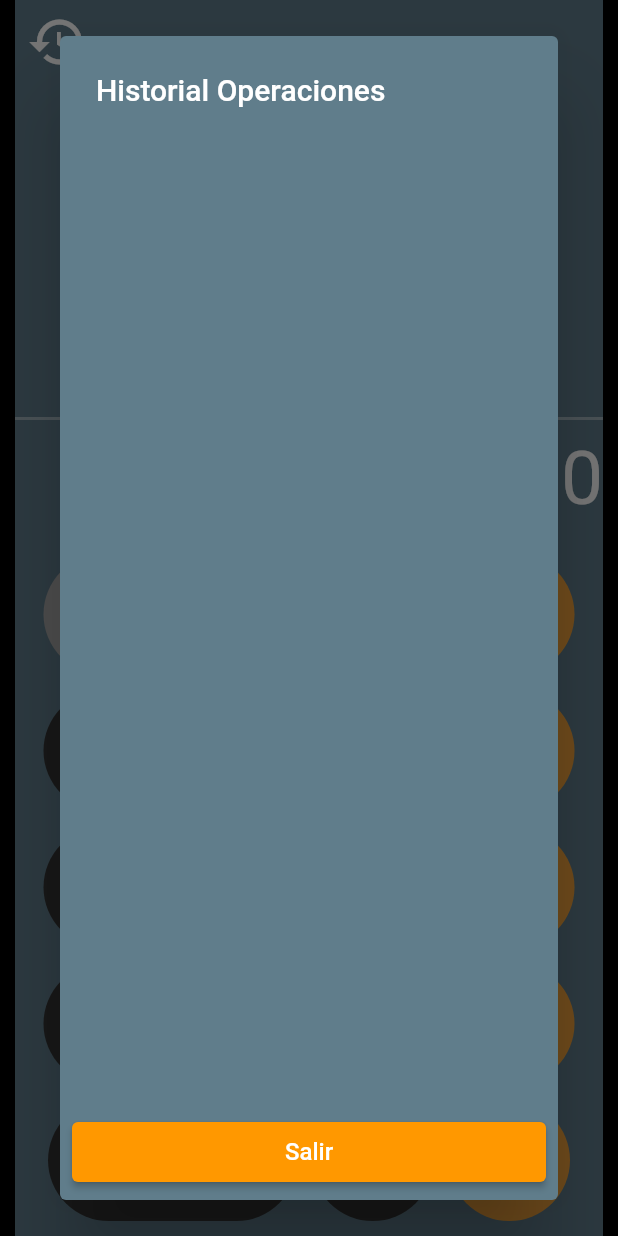
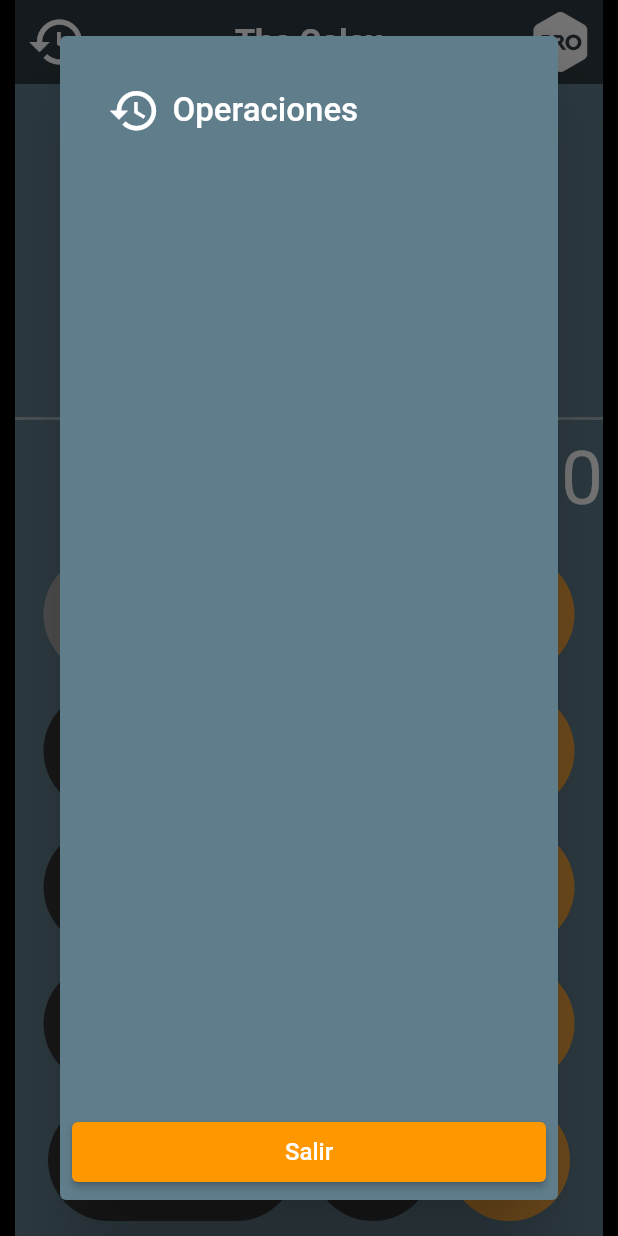
Before and after one commit to leocecotti/My_Calcu, a Flutter app: the screen it shows after launch, after a tap on the "history" icon, on a phone screen of 412 x 824 dp. Run offline on Flutter 3.47's test engine with Material 2 defaults, Android fonts, the phone set to English and light mode, and no system bars; our stand-ins replace bloc, flutter_bloc.

Commit message:
22/11/2023 Nada....

```diff
--- a/lib/screens/my_calcu_pantalla.dart
+++ b/lib/screens/my_calcu_pantalla.dart
@@ -20,7 +20,11 @@ class CalculatorScreen extends StatelessWidget {
           color: Colors.blueGrey,
           child: Column(
             children: [
+          Container(
+          color: Colors.black54,
+          child:
           Row(
+            mainAxisAlignment: MainAxisAlignment.spaceBetween,
             children: [
               IconButton(
                 icon: Icon(Icons.history),
@@ -30,8 +34,19 @@ class CalculatorScreen extends StatelessWidget {
                   showAlertDialog(context, CalculatorState.operaciones, Colors.red, calculatorBloc);
                 } ,
               ),
+              Text("The Calcu", style: TextStyle(fontWeight: FontWeight.bold, fontSize: 22)),
+              IconButton(
+                icon: Image.asset("assets/pro.png"),
+                iconSize: 40,
+                onPressed: ()
+                {
+                  showAlertDialog(context, CalculatorState.operaciones, Colors.red, calculatorBloc);
+                } ,
+              ),
             ],
           ),
+          ),
+
 
               Expanded(
                 child: Container(),
@@ -182,7 +197,15 @@ class CalculatorScreen extends StatelessWidget {
     // set up the AlertDialog
     AlertDialog alert = AlertDialog(
       backgroundColor: Colors.blueGrey,
-      title: Text("Historial Operaciones", textAlign: TextAlign.left),
+      title: Row(
+        children: [
+          Padding(
+            padding: EdgeInsets.all(8),
+            child: Icon(Icons.history, size: 35,),
+          ),
+          Text("Operaciones", textAlign: TextAlign.left, style: TextStyle(fontSize: 22),)
+        ],
+      ),
       content: SizedBox(
           width: double.maxFinite,
           child:Container(
@@ -193,10 +216,10 @@ class CalculatorScreen extends StatelessWidget {
               color: Colors.blueGrey,
                 child:
                 Column(
-                  mainAxisAlignment: MainAxisAlignment.start,
-                  crossAxisAlignment: CrossAxisAlignment.stretch,
+                    mainAxisSize:MainAxisSize.min,
                   children: <Widget>[
-                ListView.builder(
+                    Flexible(
+                        child: ListView.builder(
                           shrinkWrap: true,
                           itemCount: imagenes.length,
                           itemBuilder: (BuildContext context, int index) {
@@ -204,7 +227,8 @@ class CalculatorScreen extends StatelessWidget {
                             return ListTile(
                               title: Container(
                                   child: Padding(padding: EdgeInsets.fromLTRB(0, 4, 0, 4),
-                            child: Text(
+                                    child:
+                                    Text(
                                       item[0] + item[1] + item[2] + item[3] + item[4],
                                       style: TextStyle(fontSize: 20),
                                     ),
@@ -231,6 +255,8 @@ class CalculatorScreen extends StatelessWidget {
                             );
                           },
                         ),
+                    ),
+
   ]),
           ),
       ),
--- a/pubspec.yaml
+++ b/pubspec.yaml
@@ -39,7 +39,7 @@ dependencies:
   flutter_native_splash: ^2.2.4
 
 flutter_native_splash:
-  color: "#cecece"
+  color: "#cdcdcd"
   image: assets/splash.png
   android: true
   ios: false
@@ -74,6 +74,7 @@ flutter:
   assets:
   - assets/splash.png
   - assets/background_image.png
+  - assets/pro.png
   # An image asset can refer to one or more resolution-specific "variants", see
   # https://flutter.dev/assets-and-images/#resolution-aware
 
```
Also changed, not shown: assets/pro.png (added). Lines whose indentation alone changed are shown as unchanged.
